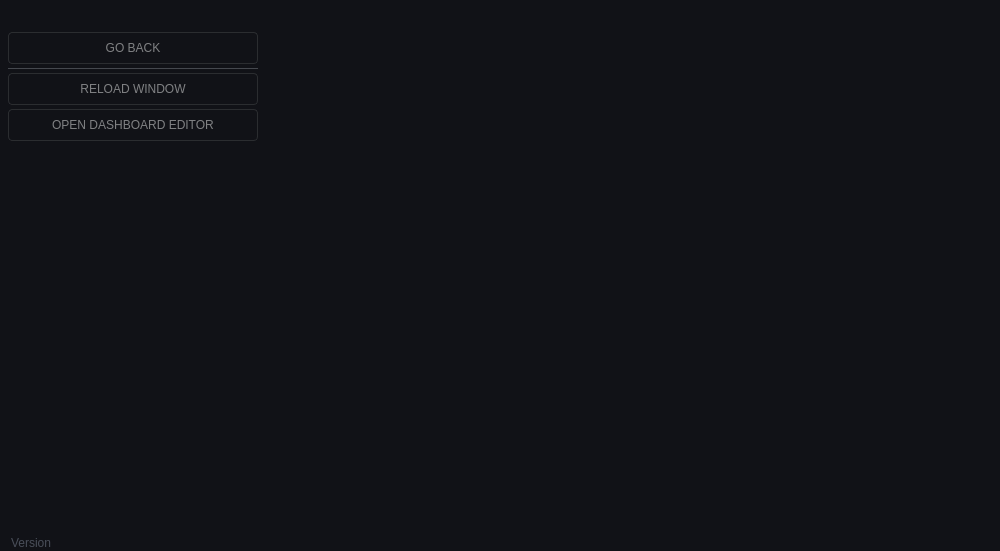
The window that src/ui/desing_files/mainWindow.ui (lowg0d/cosmos-ground-station) describes before a commit, drawn with Qt 5.
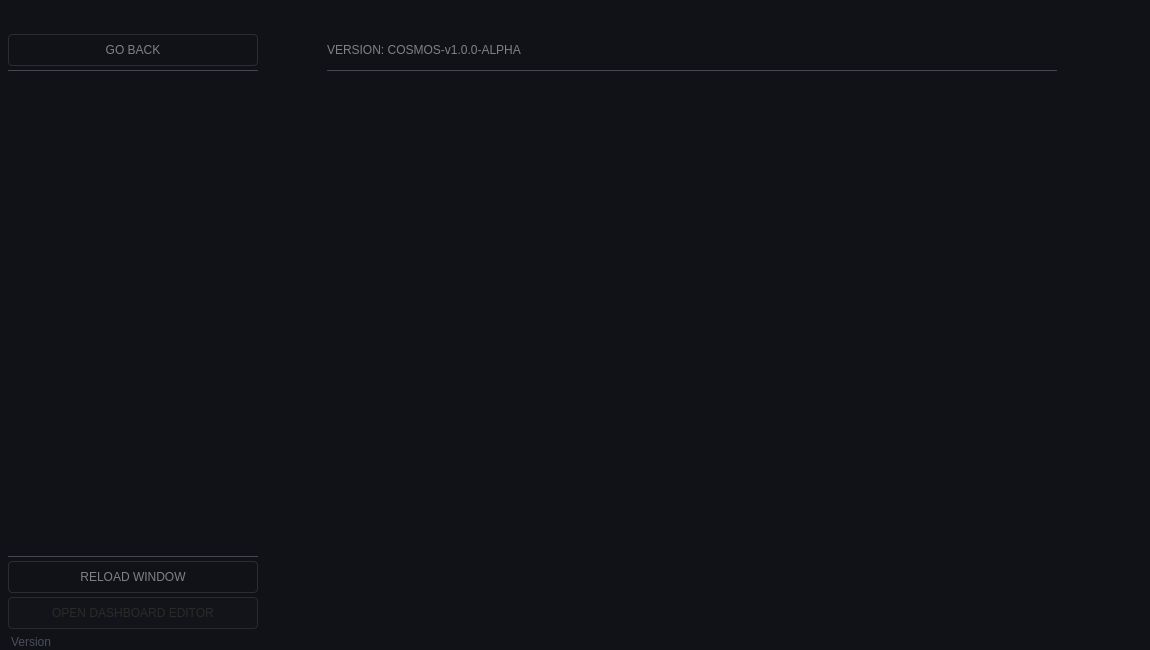
The same window after the commit. The open tabs and pages were chosen to show the change. Icons and pictures are not drawn.

The edit to the form file:
```diff
--- a/src/ui/desing_files/mainWindow.ui
+++ b/src/ui/desing_files/mainWindow.ui
@@ -2,17 +2,20 @@
 <ui version="4.0">
  <class>MainWindow</class>
  <widget class="QMainWindow" name="MainWindow">
+  <property name="windowModality">
+   <enum>Qt::ApplicationModal</enum>
+  </property>
   <property name="geometry">
    <rect>
     <x>0</x>
     <y>0</y>
-    <width>1000</width>
-    <height>551</height>
+    <width>1150</width>
+    <height>650</height>
    </rect>
   </property>
   <property name="minimumSize">
    <size>
-    <width>1000</width>
+    <width>1050</width>
     <height>550</height>
    </size>
   </property>
@@ -75,9 +78,9 @@
   background-color: #1b1a28;
 }
 #frame_topSideBarButtons QPushButton:disabled {
-  border: 1px solid #292a30;
+  border: 1px solid #1e1f22;
   color: #292b29;
-  background-color: #0f1015;
+  background-color: #17191d;
 }
 
 #frame_mainControls QPushButton,
@@ -102,17 +105,13 @@
 #frame_connectionDropDown QPushButton:checked {
   color: #ffffff;
   border: 1px solid #6357a4;
-}
-#frame_connectionDropDown QPushButton:checked {
-  color: #ffffff;
-  border: 1px solid #6357a4;
   background-color: #1b1a28;
 }
 
 #frame_connectionDropDown QPushButton:disabled {
-  border: 1px solid #292a30;
+  border: 1px solid #1e1f22;
   color: #292b29;
-  background-color: #12141a;
+  background-color: #17191d;
 }
 
 /* preferences page */
@@ -155,9 +154,6 @@
 #frame_StateAndCountdownContainer QPushButton:hover {
   background-color: #37383d;
 }
-#frame_StateAndCountdownContainer QPushButton:pressed {
-  background-color: #4d4e52;
-}
 
 /*  TLM CONTAINERS */
 #frame_mainTlmLabels QFrame {
@@ -173,16 +169,23 @@
   font: 600 9.5pt &quot;Video SemBd&quot;;
 }
 
+
 #frame_mainTlmLabels QLabel {
   font: 600 9.5pt &quot;Video SemBd&quot;;
-}
-
-#frame_secondaryAndButtonContainer QLabel {
-  font: 600 9.5pt &quot;Video SemBd&quot;;
+	border: none;
+	background-color: none;
 }
 
 #frame_BigTlmLabels QLabel {
-  font: 600 10.5pt &quot;Video SemBd&quot;;
+  font: 600 11.5pt &quot;Video SemBd&quot;;
+	border: none;
+	background-color: none;
+}
+
+#frame_secondaryAndButtonContainer QLabel {
+  font: 600 9pt &quot;Video SemBd&quot;;
+	border: none;
+	background-color: none;
 }
 
 /** DROP COMBO BOX **/
@@ -202,13 +205,21 @@
   border: 0px;
 }
 
+
+#frame_connectionDropDown QComboBox::down-arrow {
+	image: url(:/icons/icons/down_arrow.png);
+	width: 8px;
+	height: 8px;
+	margin-right: 10px;
+}
+
 #frame_connectionDropDown QComboBox QAbstractItem {
   padding: 4px 8px;
   border-radius: 4px;
   selection-background-color: none;
   border: none;
 }
-#frame_connectionDropDown QComboBox QAbstractItem:item {
+#frame_connectionDropDown QComboBox QAbstractItem::item {
   padding: 4px 8px;
   border-radius: 4px;
 }
@@ -309,6 +320,16 @@
   background: none;
 }
 
+#label_longVersion {
+  border-radius: 4px;
+  font: 600 9.5pt &quot;Video SemBd&quot;;
+	color: #808183;
+
+}
+#frame_preferencesContainer QLabel {
+	font: 63 11pt &quot;Video SemBd&quot;;
+}
+
 /* SEPARATOR LINES */
 #line,
 #line_1,
@@ -319,7 +340,8 @@
 #line_6,
 #line_7,
 #line_8,
-#line_9 {
+#line_9,
+#line_10 {
   border: 0;
   background-color: #45484e;
 }
@@ -334,7 +356,7 @@
      <number>4</number>
     </property>
     <property name="topMargin">
-     <number>32</number>
+     <number>0</number>
     </property>
     <property name="rightMargin">
      <number>4</number>
@@ -342,6 +364,28 @@
     <property name="bottomMargin">
      <number>0</number>
     </property>
+    <item>
+     <widget class="QFrame" name="topbarseparator">
+      <property name="minimumSize">
+       <size>
+        <width>0</width>
+        <height>34</height>
+       </size>
+      </property>
+      <property name="maximumSize">
+       <size>
+        <width>16777215</width>
+        <height>34</height>
+       </size>
+      </property>
+      <property name="frameShape">
+       <enum>QFrame::NoFrame</enum>
+      </property>
+      <property name="frameShadow">
+       <enum>QFrame::Raised</enum>
+      </property>
+     </widget>
+    </item>
     <item>
      <widget class="QFrame" name="centralFrame">
       <property name="frameShape">
@@ -536,7 +580,7 @@
                <number>0</number>
               </property>
               <property name="bottomMargin">
-               <number>0</number>
+               <number>4</number>
               </property>
               <item>
                <widget class="QPushButton" name="btn_goBackHome">
@@ -560,6 +604,38 @@
                 </property>
                </widget>
               </item>
+              <item>
+               <widget class="Line" name="line_8">
+                <property name="minimumSize">
+                 <size>
+                  <width>0</width>
+                  <height>1</height>
+                 </size>
+                </property>
+                <property name="maximumSize">
+                 <size>
+                  <width>16777215</width>
+                  <height>1</height>
+                 </size>
+                </property>
+                <property name="orientation">
+                 <enum>Qt::Horizontal</enum>
+                </property>
+               </widget>
+              </item>
+              <item>
+               <spacer name="verticalSpacer_4">
+                <property name="orientation">
+                 <enum>Qt::Vertical</enum>
+                </property>
+                <property name="sizeHint" stdset="0">
+                 <size>
+                  <width>20</width>
+                  <height>438</height>
+                 </size>
+                </property>
+               </spacer>
+              </item>
               <item>
                <widget class="Line" name="line_6">
                 <property name="minimumSize">
@@ -603,6 +679,9 @@
               </item>
               <item>
                <widget class="QPushButton" name="btn_openDashboardEditor">
+                <property name="enabled">
+                 <bool>false</bool>
+                </property>
                 <property name="minimumSize">
                  <size>
                   <width>0</width>
@@ -623,19 +702,6 @@
                 </property>
                </widget>
               </item>
-              <item>
-               <spacer name="verticalSpacer_4">
-                <property name="orientation">
-                 <enum>Qt::Vertical</enum>
-                </property>
-                <property name="sizeHint" stdset="0">
-                 <size>
-                  <width>20</width>
-                  <height>438</height>
-                 </size>
-                </property>
-               </spacer>
-              </item>
              </layout>
             </widget>
            </item>
@@ -649,13 +715,13 @@
              </property>
              <layout class="QVBoxLayout" name="verticalLayout_17">
               <property name="spacing">
-               <number>8</number>
+               <number>4</number>
               </property>
               <property name="leftMargin">
-               <number>85</number>
+               <number>65</number>
               </property>
               <property name="topMargin">
-               <number>4</number>
+               <number>0</number>
               </property>
               <property name="rightMargin">
                <number>85</number>
@@ -664,21 +730,144 @@
                <number>4</number>
               </property>
               <item>
-               <layout class="QVBoxLayout" name="layout_preferences">
-                <item>
-                 <spacer name="verticalSpacer_5">
-                  <property name="orientation">
-                   <enum>Qt::Vertical</enum>
+               <widget class="QLabel" name="label_longVersion">
+                <property name="minimumSize">
+                 <size>
+                  <width>0</width>
+                  <height>32</height>
+                 </size>
+                </property>
+                <property name="maximumSize">
+                 <size>
+                  <width>16777215</width>
+                  <height>32</height>
+                 </size>
+                </property>
+                <property name="text">
+                 <string>VERSION: COSMOS-v1.0.0-ALPHA</string>
+                </property>
+                <property name="alignment">
+                 <set>Qt::AlignLeading|Qt::AlignLeft|Qt::AlignVCenter</set>
+                </property>
+               </widget>
+              </item>
+              <item>
+               <widget class="Line" name="line_7">
+                <property name="minimumSize">
+                 <size>
+                  <width>0</width>
+                  <height>1</height>
+                 </size>
+                </property>
+                <property name="maximumSize">
+                 <size>
+                  <width>116888</width>
+                  <height>1</height>
+                 </size>
+                </property>
+                <property name="orientation">
+                 <enum>Qt::Horizontal</enum>
+                </property>
+               </widget>
+              </item>
+              <item>
+               <widget class="QScrollArea" name="scrollArea_SettingContainer">
+                <property name="frameShape">
+                 <enum>QFrame::NoFrame</enum>
+                </property>
+                <property name="lineWidth">
+                 <number>0</number>
+                </property>
+                <property name="horizontalScrollBarPolicy">
+                 <enum>Qt::ScrollBarAlwaysOff</enum>
+                </property>
+                <property name="sizeAdjustPolicy">
+                 <enum>QAbstractScrollArea::AdjustIgnored</enum>
+                </property>
+                <property name="widgetResizable">
+                 <bool>true</bool>
+                </property>
+                <property name="alignment">
+                 <set>Qt::AlignHCenter|Qt::AlignTop</set>
+                </property>
+                <widget class="QWidget" name="scrollAreaWidgetContents_settings">
+                 <property name="geometry">
+                  <rect>
+                   <x>0</x>
+                   <y>0</y>
+                   <width>730</width>
+                   <height>554</height>
+                  </rect>
+                 </property>
+                 <layout class="QVBoxLayout" name="verticalLayout_21">
+                  <property name="spacing">
+                   <number>0</number>
                   </property>
-                  <property name="sizeHint" stdset="0">
-                   <size>
-                    <width>20</width>
-                    <height>40</height>
-                   </size>
+                  <property name="leftMargin">
+                   <number>0</number>
                   </property>
-                 </spacer>
-                </item>
-               </layout>
+                  <property name="topMargin">
+                   <number>0</number>
+                  </property>
+                  <property name="rightMargin">
+                   <number>0</number>
+                  </property>
+                  <property name="bottomMargin">
+                   <number>0</number>
+                  </property>
+                  <item>
+                   <widget class="QFrame" name="frame_preferencesLAyoutContainer">
+                    <property name="frameShape">
+                     <enum>QFrame::NoFrame</enum>
+                    </property>
+                    <property name="frameShadow">
+                     <enum>QFrame::Raised</enum>
+                    </property>
+                    <layout class="QVBoxLayout" name="verticalLayout_22">
+                     <property name="spacing">
+                      <number>0</number>
+                     </property>
+                     <property name="leftMargin">
+                      <number>0</number>
+                     </property>
+                     <property name="topMargin">
+                      <number>0</number>
+                     </property>
+                     <property name="rightMargin">
+                      <number>0</number>
+                     </property>
+                     <property name="bottomMargin">
+                      <number>0</number>
+                     </property>
+                     <item>
+                      <layout class="QVBoxLayout" name="layout_preferences">
+                       <property name="spacing">
+                        <number>7</number>
+                       </property>
+                       <property name="sizeConstraint">
+                        <enum>QLayout::SetDefaultConstraint</enum>
+                       </property>
+                       <item>
+                        <spacer name="verticalSpacer_5">
+                         <property name="orientation">
+                          <enum>Qt::Vertical</enum>
+                         </property>
+                         <property name="sizeHint" stdset="0">
+                          <size>
+                           <width>20</width>
+                           <height>40</height>
+                          </size>
+                         </property>
+                        </spacer>
+                       </item>
+                      </layout>
+                     </item>
+                    </layout>
+                   </widget>
+                  </item>
+                 </layout>
+                </widget>
+               </widget>
               </item>
              </layout>
             </widget>
@@ -706,7 +895,7 @@
             <widget class="QFrame" name="frame_LeftSideBar">
              <property name="minimumSize">
               <size>
-               <width>250</width>
+               <width>255</width>
                <height>0</height>
               </size>
              </property>
@@ -950,7 +1139,7 @@
                   </widget>
                  </item>
                  <item>
-                  <widget class="QPushButton" name="btn_countdown">
+                  <widget class="QLabel" name="label_countdown">
                    <property name="minimumSize">
                     <size>
                      <width>0</width>
@@ -963,12 +1152,12 @@
                      <height>27</height>
                     </size>
                    </property>
-                   <property name="cursor">
-                    <cursorShape>PointingHandCursor</cursorShape>
-                   </property>
                    <property name="text">
                     <string>T- 00:00:00.0</string>
                    </property>
+                   <property name="alignment">
+                    <set>Qt::AlignCenter</set>
+                   </property>
                   </widget>
                  </item>
                 </layout>
@@ -1047,7 +1236,7 @@
                     <item>
                      <layout class="QGridLayout" name="layout_BigTlmLabels">
                       <property name="spacing">
-                       <number>4</number>
+                       <number>0</number>
                       </property>
                      </layout>
                     </item>
@@ -1081,7 +1270,7 @@
                     <item>
                      <layout class="QGridLayout" name="layout_PrimaryTlmLabel">
                       <property name="spacing">
-                       <number>4</number>
+                       <number>0</number>
                       </property>
                      </layout>
                     </item>
@@ -1129,8 +1318,8 @@
                   <rect>
                    <x>0</x>
                    <y>0</y>
-                   <width>246</width>
-                   <height>188</height>
+                   <width>251</width>
+                   <height>285</height>
                   </rect>
                  </property>
                  <layout class="QVBoxLayout" name="verticalLayout_7">
@@ -1200,7 +1389,7 @@
                         <item>
                          <layout class="QGridLayout" name="layout_SecondaryTlmLabelContainer">
                           <property name="spacing">
-                           <number>4</number>
+                           <number>0</number>
                           </property>
                          </layout>
                         </item>
@@ -1884,13 +2073,13 @@
                          <widget class="QPushButton" name="btn_clearTerminal">
                           <property name="minimumSize">
                            <size>
-                            <width>30</width>
+                            <width>40</width>
                             <height>27</height>
                            </size>
                           </property>
                           <property name="maximumSize">
                            <size>
-                            <width>30</width>
+                            <width>47</width>
                             <height>27</height>
                            </size>
                           </property>
@@ -1931,38 +2120,6 @@
                           </property>
                          </widget>
                         </item>
-                        <item>
-                         <widget class="QPushButton" name="btn_terminalSend">
-                          <property name="minimumSize">
-                           <size>
-                            <width>30</width>
-                            <height>27</height>
-                           </size>
-                          </property>
-                          <property name="maximumSize">
-                           <size>
-                            <width>30</width>
-                            <height>27</height>
-                           </size>
-                          </property>
-                          <property name="cursor">
-                           <cursorShape>PointingHandCursor</cursorShape>
-                          </property>
-                          <property name="text">
-                           <string/>
-                          </property>
-                          <property name="icon">
-                           <iconset resource="../resources/src.qrc">
-                            <normaloff>:/icons/icons/send.png</normaloff>:/icons/icons/send.png</iconset>
-                          </property>
-                          <property name="iconSize">
-                           <size>
-                            <width>12</width>
-                            <height>12</height>
-                           </size>
-                          </property>
-                         </widget>
-                        </item>
                        </layout>
                       </widget>
                      </item>
```
